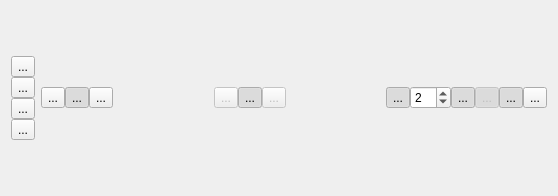
This is controlflowgraphview.ui in KDE/kdev-control-flow-graph as Qt 5 draws it before an edit. The edited form follows.
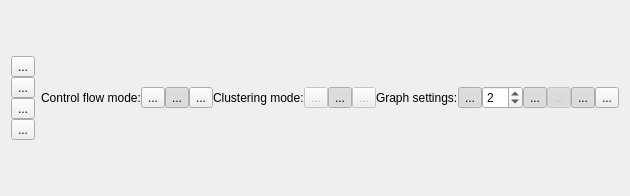
This is the edited form.

Commit message: Plugin UI enhancements.

```diff
--- a/controlflowgraphview.ui
+++ b/controlflowgraphview.ui
@@ -100,6 +100,13 @@
        <property name="spacing">
         <number>0</number>
        </property>
+       <item>
+        <widget class="QLabel" name="controlFlowModeLabel">
+         <property name="text">
+          <string>Control flow mode:</string>
+         </property>
+        </widget>
+       </item>
        <item>
         <widget class="QToolButton" name="modeFunctionToolButton">
          <property name="toolTip">
@@ -176,6 +183,13 @@
          </property>
         </spacer>
        </item>
+       <item>
+        <widget class="QLabel" name="clusteringModeLabel">
+         <property name="text">
+          <string>Clustering mode:</string>
+         </property>
+        </widget>
+       </item>
        <item>
         <widget class="QToolButton" name="clusteringClassToolButton">
          <property name="enabled">
@@ -246,6 +260,13 @@
          </property>
         </spacer>
        </item>
+       <item>
+        <widget class="QLabel" name="graphSettingsLabel">
+         <property name="text">
+          <string>Graph settings:</string>
+         </property>
+        </widget>
+       </item>
        <item>
         <widget class="QToolButton" name="maxLevelToolButton">
          <property name="toolTip">
```
The commit also changes 1 other file.
